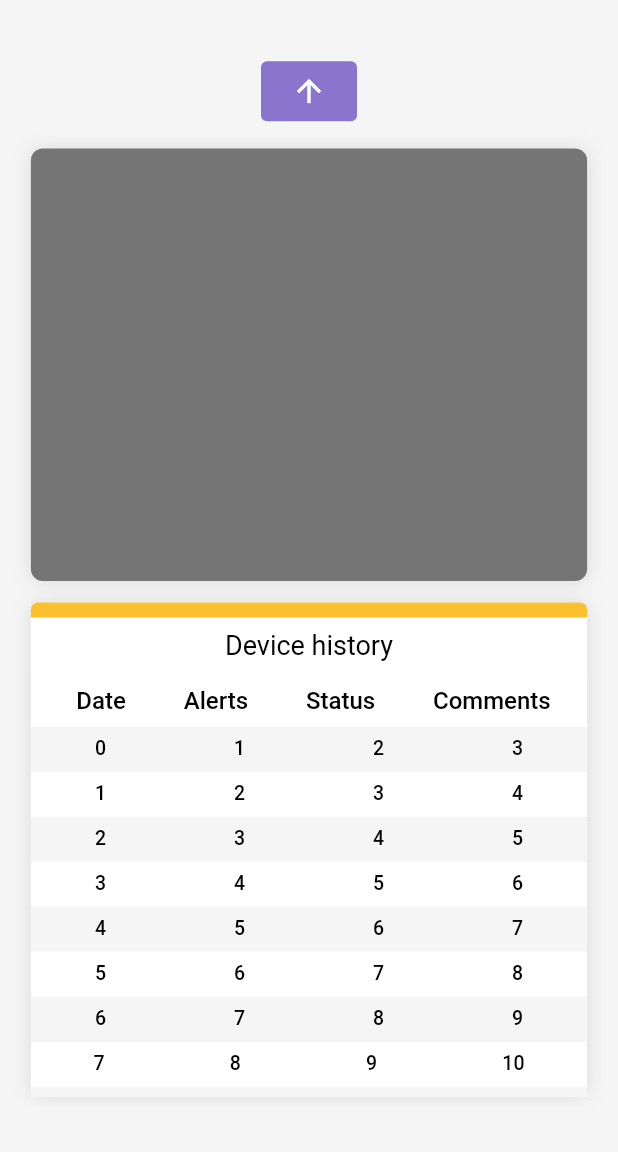
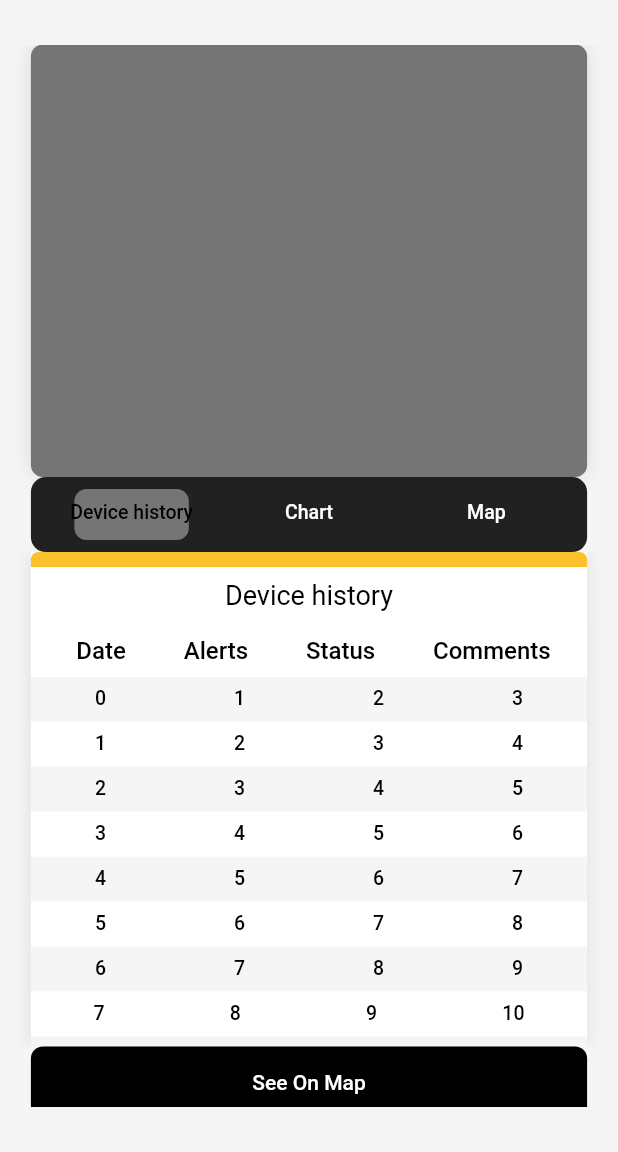
Before and after one commit to shah-rahul/data-representation-, a Flutter app: the screen it shows after launch, on a phone screen of 412 x 824 dp, the part 84-1236 px from its top. Run offline on Flutter 3.47's test engine with Material 2 defaults, Android fonts, the phone set to English and light mode, and no system bars; our stand-ins replace charts_flutter, google_fonts, google_maps_flutter.

Commit message:
[UI UPDATE] - tabs

```diff
--- a/lib/screens/homepage.dart
+++ b/lib/screens/homepage.dart
@@ -5,6 +5,7 @@ import 'package:nudron/screens/map_page.dart';
 import 'package:nudron/widgets/level1/device_group.dart';
 import 'package:nudron/widgets/level1/device_history.dart';
 import 'package:nudron/widgets/primary_card.dart';
+import 'package:nudron/widgets/sample_chart.dart';
 import 'package:nudron/widgets/universal_drawer.dart';
 
 class MyHomePage extends StatefulWidget {
@@ -15,43 +16,23 @@ class MyHomePage extends StatefulWidget {
   State<MyHomePage> createState() => _MyHomePageState();
 }
 
-class _MyHomePageState extends State<MyHomePage> {
+late TabController tabController;
+
+class _MyHomePageState extends State<MyHomePage>
+    with SingleTickerProviderStateMixin {
   late PageController _firstController;
   @override
   void initState() {
+    tabController = TabController(length: 2, vsync: this);
     _firstController = PageController(initialPage: 0);
     SystemChrome.setPreferredOrientations([
       DeviceOrientation.portraitUp,
     ]);
-
     super.initState();
   }
 
   @override
   Widget build(BuildContext context) {
-    var itemList = [
-      // SizedBox(child: MapPage()),
-
-      SizedBox(
-        child: PrimaryCard(
-          button1: TextButton(
-              onPressed: () {
-                Navigator.of(context)
-                    .push(MaterialPageRoute(builder: (context) => MapPage()));
-              },
-              child: const Icon(Icons.arrow_upward),
-              style: ButtonStyle(
-                backgroundColor: MaterialStateProperty.all(
-                    const Color.fromRGBO(138, 117, 206, 1)),
-                foregroundColor: MaterialStateProperty.all(Colors.white),
-              )),
-          childone: const DeviceGroup(),
-          childtwo: DeviceHistory(),
-        ),
-      ),
-
-      SizedBox(child: SampleMap())
-    ];
     return Scaffold(
       drawer: const NudronDrawer(),
       appBar: AppBar(
@@ -76,14 +57,83 @@ class _MyHomePageState extends State<MyHomePage> {
                     scrollDirection: Axis.horizontal,
                     physics: const PageScrollPhysics(),
                     children: [
-                      PageView.builder(
-                        scrollDirection: Axis.vertical,
-                        itemCount: 2,
-                        controller: _firstController,
-                        itemBuilder: (context, index) {
-                          return itemList[index];
-                        },
-                      ),
+                      SizedBox(
+                          child: PrimaryCard(
+                        childone: const DeviceGroup(),
+                        childtwo: DefaultTabController(
+                          length: 3,
+                          child: Column(
+                            mainAxisAlignment: MainAxisAlignment.spaceEvenly,
+                            children: [
+                              Container(
+                                height: 50,
+                                width: MediaQuery.of(context).size.width * 0.9,
+                                decoration: BoxDecoration(
+                                    color: Colors.black87,
+                                    borderRadius: BorderRadius.circular(10)),
+                                child: Padding(
+                                  padding: const EdgeInsets.all(8.0),
+                                  child: TabBar(
+                                      unselectedLabelColor: Colors.white,
+                                      indicatorPadding: const EdgeInsets.only(
+                                          left: 5, right: 5),
+                                      indicator: BoxDecoration(
+                                          color: Colors.grey[600],
+                                          borderRadius:
+                                              BorderRadius.circular(8)),
+                                      tabs: const [
+                                        Tab(
+                                          child: Align(
+                                            alignment: Alignment.center,
+                                            child: Text("Device history"),
+                                          ),
+                                        ),
+                                        Tab(
+                                          child: Align(
+                                            alignment: Alignment.center,
+                                            child: Text("Chart"),
+                                          ),
+                                        ),
+                                        Tab(
+                                          child: Align(
+                                            alignment: Alignment.center,
+                                            child: Text("Map"),
+                                          ),
+                                        ),
+                                      ]),
+                                ),
+                              ),
+                              SizedBox(
+                                height:
+                                    MediaQuery.of(context).size.height * 0.4,
+                                child: TabBarView(children: [
+                                  SizedBox(
+                                      child: FittedBox(
+                                          fit: BoxFit.scaleDown,
+                                          child: DeviceHistory())),
+                                  const Padding(
+                                    padding: const EdgeInsets.all(20.0),
+                                    child: CustombarChart(),
+                                  ),
+                                  MapPage(),
+                                ]),
+                              ),
+                              Container(
+                                width: MediaQuery.of(context).size.width * 0.9,
+                                decoration: BoxDecoration(
+                                    color: Colors.black,
+                                    borderRadius: BorderRadius.circular(8)),
+                                child: TextButton(
+                                    onPressed: () {},
+                                    child: const Text(
+                                      "See On Map",
+                                      style: TextStyle(color: Colors.white),
+                                    )),
+                              )
+                            ],
+                          ),
+                        ),
+                      )),
                       PrimaryCard(
                         childone: DeviceGroup(),
                         childtwo: DeviceHistory(),
--- a/lib/widgets/level1/device_history.dart
+++ b/lib/widgets/level1/device_history.dart
@@ -59,6 +59,7 @@ class _DeviceHistoryState extends State<DeviceHistory> {
   @override
   Widget build(BuildContext context) {
     return Container(
+      padding: EdgeInsets.all(0),
       child: Column(
         children: [
           Container(
@@ -96,13 +97,12 @@ class _DeviceHistoryState extends State<DeviceHistory> {
       ),
       height: MediaQuery.of(context).size.height * 0.4,
       width: MediaQuery.of(context).size.width * 0.9,
-      margin: const EdgeInsets.only(left: 7, right: 7, top: 0),
       decoration: BoxDecoration(
-          boxShadow: const [
-            BoxShadow(blurRadius: 10.0, color: Color.fromRGBO(0, 0, 0, 0.1))
-          ],
-          color: Theme.of(context).cardColor,
-          borderRadius: BorderRadius.circular(8.0)),
+        boxShadow: const [
+          BoxShadow(blurRadius: 10.0, color: Color.fromRGBO(0, 0, 0, 0.1))
+        ],
+        color: Theme.of(context).cardColor,
+      ),
     );
   }
 }
```
Also changed, not shown: lib/widgets/level1/device_group.dart (line endings or trailing spaces).
